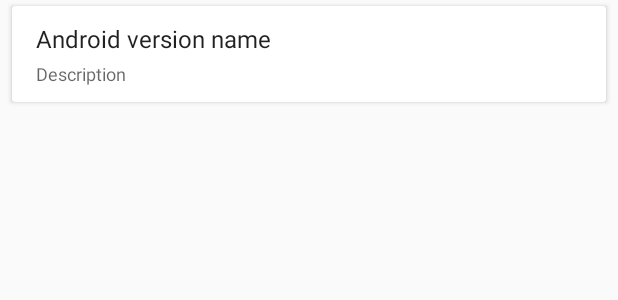
After one commit to ArtemisSoftware/Android-UI, an Android app: the layout recyclerlist_item.xml on its own in the app's theme, with its tools: preview values and no code run, on a phone screen of 412 x 824 dp. The commit adds this screen. Shown: the top 300 px of the screen. Run offline under Robolectric (Android 15) with nearby library versions, the phone set to English and light mode, and no system bars.

Commit message:
SimpleRecyclerAdapter

```diff
--- a/app/src/main/java/com/ArtemisSoftware/androidui/coollayouts/fragments/ParallaxFragment.java
+++ b/app/src/main/java/com/ArtemisSoftware/androidui/coollayouts/fragments/ParallaxFragment.java
@@ -15,6 +15,7 @@ import android.view.ViewGroup;
 import android.widget.FrameLayout;
 
 import com.ArtemisSoftware.androidui.R;
+import com.ArtemisSoftware.androidui.coollayouts.models.Version;
 
 import java.util.Arrays;
 import java.util.List;
@@ -43,9 +44,9 @@ public class ParallaxFragment extends Fragment {
         LinearLayoutManager linearLayoutManager = new LinearLayoutManager(getActivity().getBaseContext());
         recyclerView.setLayoutManager(linearLayoutManager);
         recyclerView.setHasFixedSize(true);
+
+        List<String> list = Arrays.asList(Version.data);
 /*
-        List<String> list = Arrays.asList(VersionModel.data);
-
         SimpleRecyclerAdapter adapter = new SimpleRecyclerAdapter(list);
         recyclerView.setAdapter(adapter);
 */
--- /dev/null
+++ b/app/src/main/res/layout/recyclerlist_item.xml
@@ -0,0 +1,44 @@
+<?xml version="1.0" encoding="utf-8"?>
+<androidx.cardview.widget.CardView
+    xmlns:android="http://schemas.android.com/apk/res/android"
+    xmlns:card_view="http://schemas.android.com/apk/res-auto"
+    xmlns:tools="http://schemas.android.com/tools"
+    android:id="@+id/cardlist_item"
+    android:layout_width="match_parent"
+    android:layout_height="wrap_content"
+    android:layout_marginBottom="4dp"
+    android:layout_marginLeft="@dimen/activity_margin_half"
+    android:layout_marginRight="@dimen/activity_margin_half"
+    android:layout_marginTop="4dp"
+    android:foreground="?attr/selectableItemBackground"
+    android:orientation="vertical"
+    card_view:cardBackgroundColor="@android:color/white">
+
+    <LinearLayout
+        android:layout_width="match_parent"
+        android:layout_height="?attr/listPreferredItemHeight"
+        android:gravity="center_vertical"
+        android:orientation="vertical"
+        android:paddingBottom="@dimen/activity_margin_half"
+        android:paddingLeft="@dimen/activity_horizontal_margin"
+        android:paddingRight="@dimen/activity_horizontal_margin"
+        android:paddingTop="@dimen/activity_margin_half">
+
+        <TextView
+            android:id="@+id/listitem_name"
+            style="@style/TextAppearance.AppCompat.Subhead"
+            android:layout_width="wrap_content"
+            android:layout_height="wrap_content"
+            tools:text="Android version name"/>
+
+        <TextView
+            android:id="@+id/listitem_subname"
+            style="@style/TextAppearance.AppCompat.Caption"
+            android:layout_width="match_parent"
+            android:layout_height="wrap_content"
+            android:paddingTop="4dp"
+            tools:text="Description"/>
+
+    </LinearLayout>
+
+</androidx.cardview.widget.CardView>
```
Also changed, not shown: app/src/main/java/com/ArtemisSoftware/androidui/coollayouts/adapters/SimpleRecyclerAdapter.java (added, +110 -0 lines), app/src/main/res/values/arrays.xml (added, +62 -0 lines).
